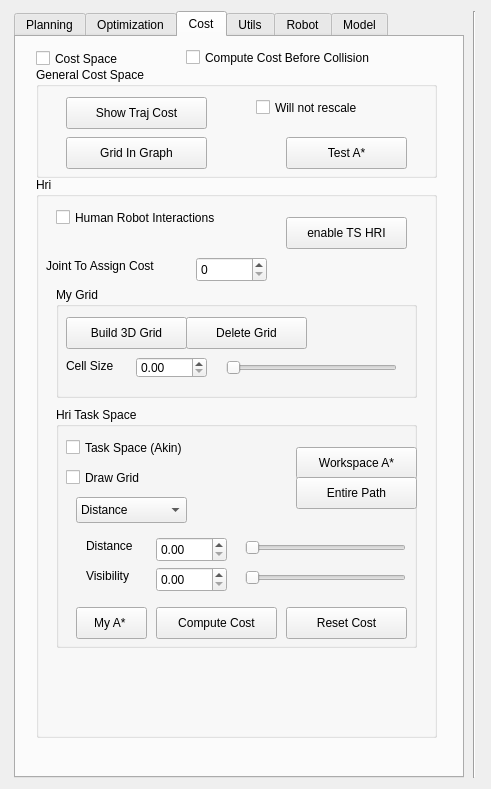
This is qtWindow/qtMainInterface/sidewindow.ui in jmainpri/libmove3d as Qt 5 draws it before an edit. The edited form follows.
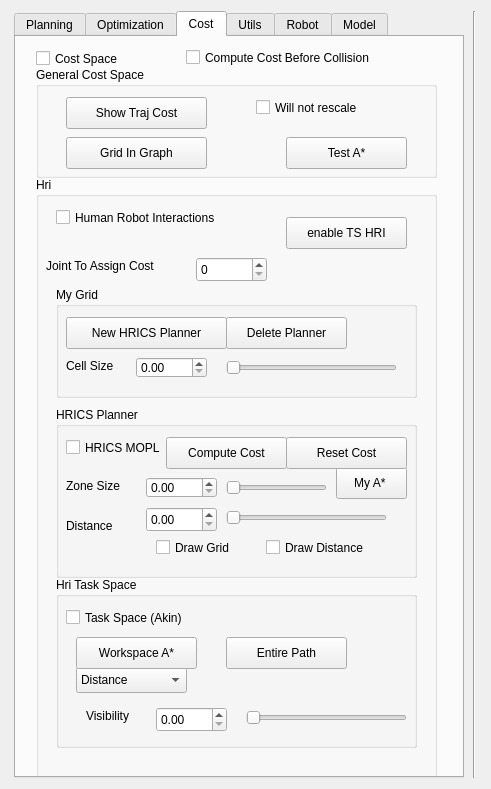
This is the edited form. Custom widgets are drawn as their Qt base class.

Commit message: Work on the HRICS planner

```diff
--- a/qtWindow/qtMainInterface/sidewindow.ui
+++ b/qtWindow/qtMainInterface/sidewindow.ui
@@ -621,7 +621,7 @@
          <x>20</x>
          <y>140</y>
          <width>401</width>
-         <height>561</height>
+         <height>611</height>
         </rect>
        </property>
        <property name="title">
@@ -654,9 +654,9 @@
         <property name="geometry">
          <rect>
           <x>20</x>
-          <y>230</y>
+          <y>400</y>
           <width>361</width>
-          <height>241</height>
+          <height>171</height>
          </rect>
         </property>
         <property name="title">
@@ -708,8 +708,8 @@
         <widget class="QPushButton" name="pushButtonWorkspacePath">
          <property name="geometry">
           <rect>
-           <x>240</x>
-           <y>40</y>
+           <x>20</x>
+           <y>60</y>
            <width>121</width>
            <height>32</height>
           </rect>
@@ -721,8 +721,8 @@
         <widget class="QPushButton" name="pushButtonHoleMotion">
          <property name="geometry">
           <rect>
-           <x>240</x>
-           <y>70</y>
+           <x>170</x>
+           <y>60</y>
            <width>121</width>
            <height>32</height>
           </rect>
@@ -731,27 +731,11 @@
           <string>Entire Path</string>
          </property>
         </widget>
-        <widget class="QSlider" name="horizontalSliderDistance">
-         <property name="geometry">
-          <rect>
-           <x>189</x>
-           <y>130</y>
-           <width>161</width>
-           <height>22</height>
-          </rect>
-         </property>
-         <property name="maximum">
-          <number>500</number>
-         </property>
-         <property name="orientation">
-          <enum>Qt::Horizontal</enum>
-         </property>
-        </widget>
         <widget class="QSlider" name="horizontalSliderVisibility">
          <property name="geometry">
           <rect>
-           <x>189</x>
-           <y>160</y>
+           <x>190</x>
+           <y>130</y>
            <width>161</width>
            <height>22</height>
           </rect>
@@ -763,24 +747,11 @@
           <enum>Qt::Horizontal</enum>
          </property>
         </widget>
-        <widget class="QDoubleSpinBox" name="doubleSpinBoxDistance">
-         <property name="geometry">
-          <rect>
-           <x>100</x>
-           <y>130</y>
-           <width>71</width>
-           <height>25</height>
-          </rect>
-         </property>
-         <property name="maximum">
-          <double>300.000000000000000</double>
-         </property>
-        </widget>
         <widget class="QDoubleSpinBox" name="doubleSpinBoxVisibility">
          <property name="geometry">
           <rect>
            <x>100</x>
-           <y>160</y>
+           <y>130</y>
            <width>71</width>
            <height>25</height>
           </rect>
@@ -789,24 +760,11 @@
           <double>300.000000000000000</double>
          </property>
         </widget>
-        <widget class="QLabel" name="label_2">
-         <property name="geometry">
-          <rect>
-           <x>30</x>
-           <y>130</y>
-           <width>61</width>
-           <height>17</height>
-          </rect>
-         </property>
-         <property name="text">
-          <string>Distance</string>
-         </property>
-        </widget>
         <widget class="QLabel" name="label_6">
          <property name="geometry">
           <rect>
            <x>30</x>
-           <y>160</y>
+           <y>130</y>
            <width>61</width>
            <height>17</height>
           </rect>
@@ -815,58 +773,6 @@
           <string>Visibility</string>
          </property>
         </widget>
-        <widget class="QCheckBox" name="checkBoxDrawGrid">
-         <property name="geometry">
-          <rect>
-           <x>10</x>
-           <y>60</y>
-           <width>91</width>
-           <height>21</height>
-          </rect>
-         </property>
-         <property name="text">
-          <string>Draw Grid</string>
-         </property>
-        </widget>
-        <widget class="QPushButton" name="pushButtonAStaIn3DGrid">
-         <property name="geometry">
-          <rect>
-           <x>20</x>
-           <y>200</y>
-           <width>71</width>
-           <height>32</height>
-          </rect>
-         </property>
-         <property name="text">
-          <string>My A* </string>
-         </property>
-        </widget>
-        <widget class="QPushButton" name="pushButtonComputeCost">
-         <property name="geometry">
-          <rect>
-           <x>100</x>
-           <y>200</y>
-           <width>121</width>
-           <height>32</height>
-          </rect>
-         </property>
-         <property name="text">
-          <string>Compute Cost</string>
-         </property>
-        </widget>
-        <widget class="QPushButton" name="pushButtonResetCost">
-         <property name="geometry">
-          <rect>
-           <x>230</x>
-           <y>200</y>
-           <width>121</width>
-           <height>32</height>
-          </rect>
-         </property>
-         <property name="text">
-          <string>Reset Cost</string>
-         </property>
-        </widget>
        </widget>
        <widget class="QPushButton" name="pushButtonHRITS">
         <property name="geometry">
@@ -940,25 +846,25 @@
           <rect>
            <x>10</x>
            <y>30</y>
-           <width>121</width>
+           <width>161</width>
            <height>32</height>
           </rect>
          </property>
          <property name="text">
-          <string>Build 3D Grid</string>
+          <string>New HRICS Planner</string>
          </property>
         </widget>
         <widget class="QPushButton" name="pushButtonDeleteGrid">
          <property name="geometry">
           <rect>
-           <x>130</x>
+           <x>170</x>
            <y>30</y>
            <width>121</width>
            <height>32</height>
           </rect>
          </property>
          <property name="text">
-          <string>Delete Grid</string>
+          <string>Delete Planner</string>
          </property>
         </widget>
         <widget class="QSlider" name="horizontalSliderCellSize">
@@ -975,6 +881,181 @@
          </property>
         </widget>
        </widget>
+       <widget class="QGroupBox" name="HRICSPlanner">
+        <property name="geometry">
+         <rect>
+          <x>20</x>
+          <y>230</y>
+          <width>361</width>
+          <height>171</height>
+         </rect>
+        </property>
+        <property name="title">
+         <string>HRICS Planner</string>
+        </property>
+        <widget class="QCheckBox" name="checkBoxDrawGrid">
+         <property name="geometry">
+          <rect>
+           <x>100</x>
+           <y>130</y>
+           <width>91</width>
+           <height>21</height>
+          </rect>
+         </property>
+         <property name="text">
+          <string>Draw Grid</string>
+         </property>
+        </widget>
+        <widget class="QPushButton" name="pushButtonComputeCost">
+         <property name="geometry">
+          <rect>
+           <x>110</x>
+           <y>30</y>
+           <width>121</width>
+           <height>32</height>
+          </rect>
+         </property>
+         <property name="text">
+          <string>Compute Cost</string>
+         </property>
+        </widget>
+        <widget class="QPushButton" name="pushButtonAStaIn3DGrid">
+         <property name="geometry">
+          <rect>
+           <x>280</x>
+           <y>60</y>
+           <width>71</width>
+           <height>32</height>
+          </rect>
+         </property>
+         <property name="text">
+          <string>My A* </string>
+         </property>
+        </widget>
+        <widget class="QPushButton" name="pushButtonResetCost">
+         <property name="geometry">
+          <rect>
+           <x>230</x>
+           <y>30</y>
+           <width>121</width>
+           <height>32</height>
+          </rect>
+         </property>
+         <property name="text">
+          <string>Reset Cost</string>
+         </property>
+        </widget>
+        <widget class="QLabel" name="label_3">
+         <property name="geometry">
+          <rect>
+           <x>10</x>
+           <y>70</y>
+           <width>71</width>
+           <height>17</height>
+          </rect>
+         </property>
+         <property name="text">
+          <string>Zone Size</string>
+         </property>
+        </widget>
+        <widget class="QDoubleSpinBox" name="doubleSpinBoxZoneSize">
+         <property name="geometry">
+          <rect>
+           <x>90</x>
+           <y>70</y>
+           <width>71</width>
+           <height>21</height>
+          </rect>
+         </property>
+         <property name="maximum">
+          <double>2.000000000000000</double>
+         </property>
+         <property name="singleStep">
+          <double>0.100000000000000</double>
+         </property>
+        </widget>
+        <widget class="QSlider" name="horizontalSliderZoneSize">
+         <property name="geometry">
+          <rect>
+           <x>170</x>
+           <y>70</y>
+           <width>101</width>
+           <height>22</height>
+          </rect>
+         </property>
+         <property name="orientation">
+          <enum>Qt::Horizontal</enum>
+         </property>
+        </widget>
+        <widget class="QLabel" name="label_2">
+         <property name="geometry">
+          <rect>
+           <x>10</x>
+           <y>110</y>
+           <width>61</width>
+           <height>17</height>
+          </rect>
+         </property>
+         <property name="text">
+          <string>Distance</string>
+         </property>
+        </widget>
+        <widget class="QDoubleSpinBox" name="doubleSpinBoxDistance">
+         <property name="geometry">
+          <rect>
+           <x>90</x>
+           <y>100</y>
+           <width>71</width>
+           <height>25</height>
+          </rect>
+         </property>
+         <property name="maximum">
+          <double>300.000000000000000</double>
+         </property>
+        </widget>
+        <widget class="QSlider" name="horizontalSliderDistance">
+         <property name="geometry">
+          <rect>
+           <x>170</x>
+           <y>100</y>
+           <width>161</width>
+           <height>22</height>
+          </rect>
+         </property>
+         <property name="maximum">
+          <number>500</number>
+         </property>
+         <property name="orientation">
+          <enum>Qt::Horizontal</enum>
+         </property>
+        </widget>
+        <widget class="QCheckBox" name="checkBoxDrawDistance">
+         <property name="geometry">
+          <rect>
+           <x>210</x>
+           <y>130</y>
+           <width>121</width>
+           <height>21</height>
+          </rect>
+         </property>
+         <property name="text">
+          <string>Draw Distance</string>
+         </property>
+        </widget>
+        <widget class="QCheckBox" name="checkBoxHRICS_MOPL">
+         <property name="geometry">
+          <rect>
+           <x>10</x>
+           <y>30</y>
+           <width>101</width>
+           <height>21</height>
+          </rect>
+         </property>
+         <property name="text">
+          <string>HRICS MOPL</string>
+         </property>
+        </widget>
+       </widget>
       </widget>
       <widget class="QCheckBox" name="checkBoxCostBefore">
        <property name="geometry">
```
Left out of the diff: 8 changed lines with no effect on the pictures. The commit also changes 38 other files.
